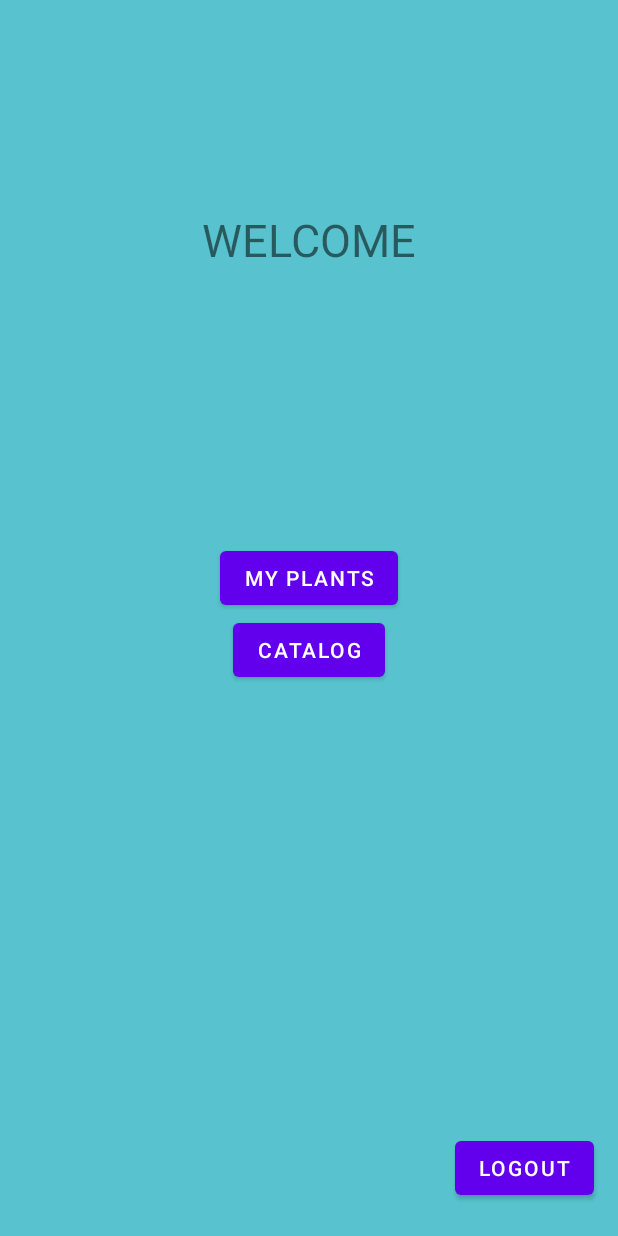
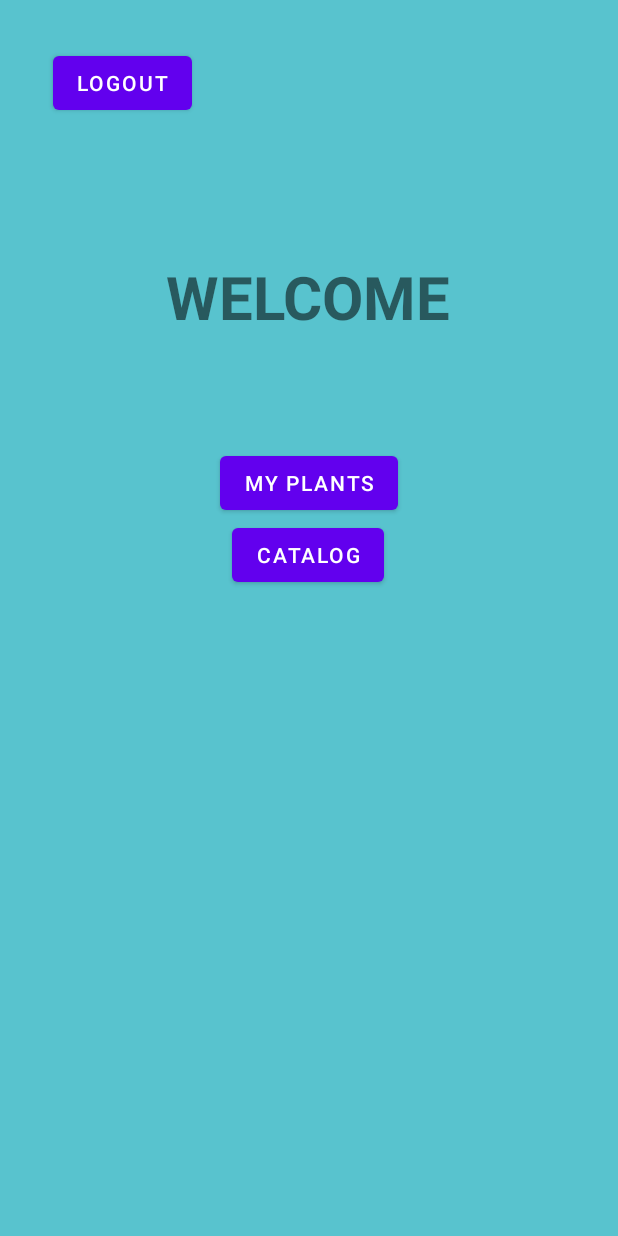
Before and after one commit to ItsKarlito/healthyleaves, an Android app: the screen it shows after launch once a user with an empty profile is signed in (HomeActivity), on a phone screen of 412 x 824 dp. Run offline under Robolectric (Android 15) with nearby library versions, the phone set to English and light mode, and no system bars; our stand-ins replace Firebase (no records; nobody signed in at launch, a user with empty details on screens opened directly); 1 statement that could not run was skipped.

Commit message:
app has been repaired and some UI was conformed

```diff
--- a/software/PlantMonitor/app/src/main/java/com/example/plantmonitor/General/HomeActivity.java
+++ b/software/PlantMonitor/app/src/main/java/com/example/plantmonitor/General/HomeActivity.java
@@ -5,6 +5,7 @@ import androidx.appcompat.app.AppCompatActivity;
 import android.content.Intent;
 import android.os.Bundle;
 import android.widget.Button;
+import android.widget.TextView;
 
 import com.example.plantmonitor.MainActivity;
 import com.example.plantmonitor.PlantCatalog.PlantCatalogActivity;
@@ -15,6 +16,7 @@ import com.google.firebase.auth.FirebaseAuth;
 
 public class HomeActivity extends AppCompatActivity {
 
+    TextView textViewUsername;
     Button buttonGoToUserPlantsListActivity;
     Button buttonGoToPlantCatalogActivity;
     Button logout;
@@ -24,6 +26,10 @@ public class HomeActivity extends AppCompatActivity {
         super.onCreate(savedInstanceState);
         setContentView(R.layout.activity_home);
 
+        textViewUsername = (TextView) findViewById(R.id.textViewUsername);
+        String userEmail = FirebaseAuth.getInstance().getCurrentUser().getEmail();
+        String userName = userEmail.split("@")[0];
+        textViewUsername.setText(userName);
         buttonGoToUserPlantsListActivity = (Button) findViewById(R.id.buttonGoToUserPlantsListActivity);
         buttonGoToUserPlantsListActivity.setOnClickListener((view) -> {goToUserPlantsListActivity();});
         buttonGoToPlantCatalogActivity = (Button) findViewById(R.id.buttonGoToPlantCatalogActivity);
--- a/software/PlantMonitor/app/src/main/res/layout/activity_home.xml
+++ b/software/PlantMonitor/app/src/main/res/layout/activity_home.xml
@@ -8,15 +8,61 @@
     tools:context=".General.HomeActivity">
 
     <Button
+        android:id="@+id/home_logout_button"
+        android:layout_width="wrap_content"
+        android:layout_height="wrap_content"
+        android:text="Logout"
+        app:layout_constraintBottom_toBottomOf="parent"
+        app:layout_constraintEnd_toEndOf="parent"
+        app:layout_constraintHorizontal_bias="0.11"
+        app:layout_constraintStart_toStartOf="parent"
+        app:layout_constraintTop_toTopOf="parent"
+        app:layout_constraintVertical_bias="0.04" />
+
+    <TextView
+        android:id="@+id/textViewWelcome"
+        android:layout_width="300dp"
+        android:layout_height="wrap_content"
+        android:layout_marginTop="40dp"
+        android:gravity="center"
+        android:text="WELCOME"
+        android:textSize="40sp"
+        android:textStyle="bold"
+        app:layout_constraintBottom_toBottomOf="parent"
+        app:layout_constraintEnd_toEndOf="parent"
+        app:layout_constraintHorizontal_bias="0.495"
+        app:layout_constraintStart_toStartOf="parent"
+        app:layout_constraintTop_toBottomOf="@+id/home_logout_button"
+        app:layout_constraintVertical_bias="0.079" />
+
+    <TextView
+        android:id="@+id/textViewUsername"
+        android:layout_width="300dp"
+        android:layout_height="wrap_content"
+        android:fontFamily="sans-serif-condensed"
+        android:gravity="center"
+        android:text="your name"
+        android:textSize="24sp"
+        android:textStyle="normal"
+        app:layout_constraintBottom_toBottomOf="parent"
+        app:layout_constraintEnd_toEndOf="@+id/textViewWelcome"
+        app:layout_constraintHorizontal_bias="0.0"
+        app:layout_constraintStart_toStartOf="@+id/textViewWelcome"
+        app:layout_constraintTop_toBottomOf="@+id/textViewWelcome"
+        app:layout_constraintVertical_bias="0.0" />
+
+    <Button
         android:id="@+id/buttonGoToUserPlantsListActivity"
         android:layout_width="wrap_content"
         android:layout_height="wrap_content"
+        android:layout_marginTop="40dp"
         android:text="My Plants"
         app:layout_constraintBottom_toBottomOf="parent"
-        app:layout_constraintEnd_toEndOf="parent"
-        app:layout_constraintStart_toStartOf="parent"
-        app:layout_constraintTop_toBottomOf="@+id/textView"
-        app:layout_constraintVertical_bias="0.304" />
+        app:layout_constraintEnd_toEndOf="@+id/textViewWelcome"
+        app:layout_constraintHorizontal_bias="0.502"
+        app:layout_constraintStart_toStartOf="@+id/textViewWelcome"
+        app:layout_constraintTop_toBottomOf="@+id/textViewUsername"
+        app:layout_constraintVertical_bias="0.002" />
 
     <Button
         android:id="@+id/buttonGoToPlantCatalogActivity"
@@ -24,34 +70,11 @@
         android:layout_height="wrap_content"
         android:text="Catalog"
         app:layout_constraintBottom_toBottomOf="parent"
-        app:layout_constraintEnd_toEndOf="parent"
-        app:layout_constraintStart_toStartOf="parent"
+        app:layout_constraintEnd_toEndOf="@+id/buttonGoToUserPlantsListActivity"
+        app:layout_constraintHorizontal_bias="0.47"
+        app:layout_constraintStart_toStartOf="@+id/buttonGoToUserPlantsListActivity"
         app:layout_constraintTop_toBottomOf="@+id/buttonGoToUserPlantsListActivity"
         app:layout_constraintVertical_bias="0.0" />
 
-    <Button
-        android:id="@+id/home_logout_button"
-        android:layout_width="wrap_content"
-        android:layout_height="wrap_content"
-        android:layout_marginBottom="21dp"
-        android:text="Logout"
-        app:layout_constraintBottom_toBottomOf="parent"
-        app:layout_constraintEnd_toEndOf="parent"
-        app:layout_constraintHorizontal_bias="0.949"
-        app:layout_constraintStart_toStartOf="parent"
-        app:layout_constraintTop_toBottomOf="@+id/buttonGoToPlantCatalogActivity"
-        app:layout_constraintVertical_bias="1.0" />
-
-    <TextView
-        android:id="@+id/textView"
-        android:layout_width="wrap_content"
-        android:layout_height="wrap_content"
-        android:text="WELCOME"
-        android:textSize="30sp"
-        app:layout_constraintBottom_toBottomOf="parent"
-        app:layout_constraintEnd_toEndOf="parent"
-        app:layout_constraintStart_toStartOf="parent"
-        app:layout_constraintTop_toTopOf="parent"
-        app:layout_constraintVertical_bias="0.178" />
 
 </androidx.constraintlayout.widget.ConstraintLayout>
--- a/software/PlantMonitor/app/src/main/res/layout/activity_login.xml
+++ b/software/PlantMonitor/app/src/main/res/layout/activity_login.xml
@@ -2,21 +2,23 @@
 <androidx.constraintlayout.widget.ConstraintLayout xmlns:android="http://schemas.android.com/apk/res/android"
     xmlns:app="http://schemas.android.com/apk/res-auto"
     xmlns:tools="http://schemas.android.com/tools"
+    android:background="@color/colorBackground"
     android:layout_width="match_parent"
     android:layout_height="match_parent">
 
     <LinearLayout
         android:id="@+id/linearLayout"
-        android:layout_width="0dp"
-        android:layout_height="wrap_content"
+        android:layout_width="362dp"
+        android:layout_height="223dp"
         android:gravity="center_vertical"
         android:orientation="vertical"
         android:padding="16dp"
         app:layout_constraintBottom_toBottomOf="parent"
         app:layout_constraintEnd_toEndOf="parent"
-        app:layout_constraintHorizontal_bias="0.0"
+        app:layout_constraintHorizontal_bias="0.489"
         app:layout_constraintStart_toStartOf="parent"
-        app:layout_constraintTop_toTopOf="parent">
+        app:layout_constraintTop_toTopOf="parent"
+        app:layout_constraintVertical_bias="0.368">
 
         <EditText
             android:id="@+id/editTextEmail"
@@ -48,11 +50,11 @@
         </Button>
 
         <ProgressBar
-            android:visibility="invisible"
             android:id="@+id/progressbar"
             android:layout_width="wrap_content"
             android:layout_height="wrap_content"
-            android:layout_gravity="center_horizontal">
+            android:layout_gravity="center_horizontal"
+            android:visibility="invisible">
 
         </ProgressBar>
 
```
